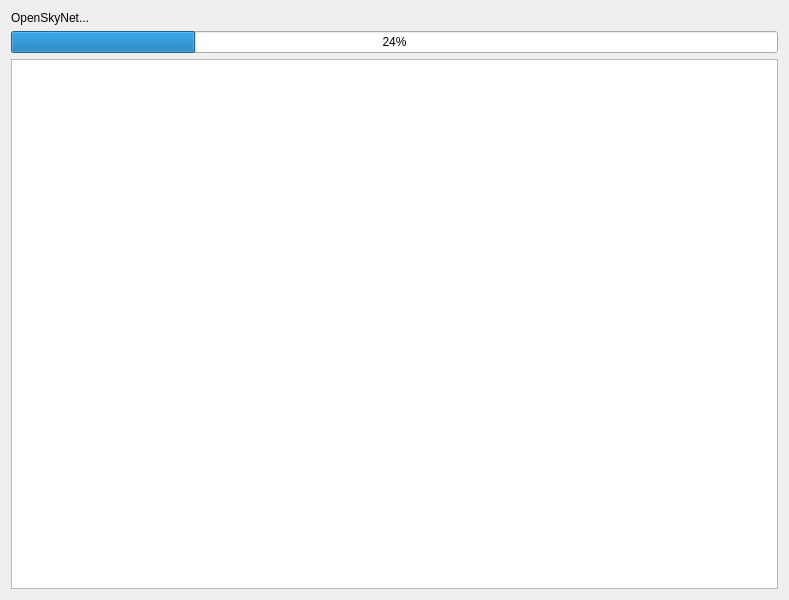
The window that gui/progresswindow.ui (DigitalGlobe/GGD-OpenSpaceNet) describes before a commit, drawn with Qt 5.
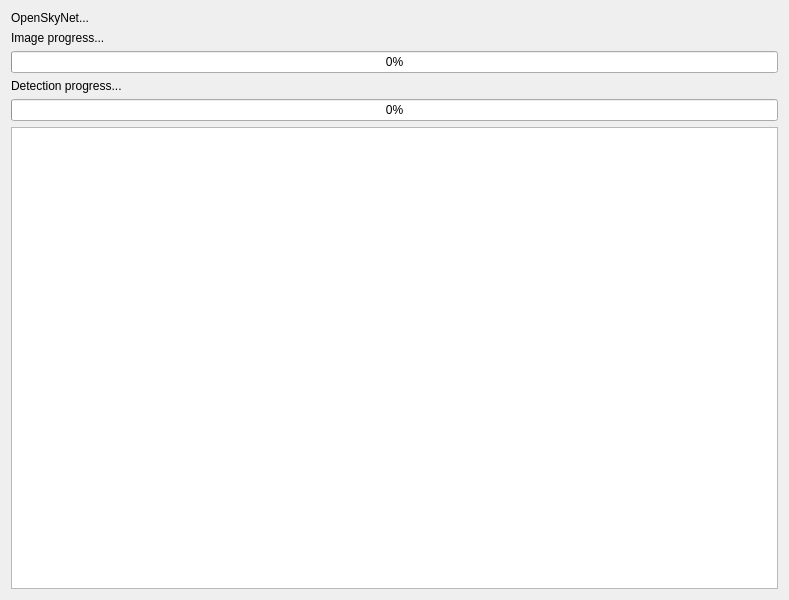
The same window after the commit.

Commit message: Added detect progress bar and progress bar labels

What changed in the file:
```diff
--- a/gui/progresswindow.ui
+++ b/gui/progresswindow.ui
@@ -14,10 +14,10 @@
    <string>Progress</string>
   </property>
   <layout class="QGridLayout" name="gridLayout_2">
-   <item row="1" column="0">
+   <item row="2" column="0">
     <widget class="QProgressBar" name="progressBar">
      <property name="value">
-      <number>24</number>
+      <number>0</number>
      </property>
     </widget>
    </item>
@@ -28,9 +28,30 @@
      </property>
     </widget>
    </item>
-   <item row="2" column="0">
+   <item row="5" column="0">
     <widget class="QTextBrowser" name="progressDisplay"/>
    </item>
+   <item row="3" column="0">
+    <widget class="QLabel" name="label">
+     <property name="text">
+      <string>Detection progress...</string>
+     </property>
+    </widget>
+   </item>
+   <item row="4" column="0">
+    <widget class="QProgressBar" name="progressBar_2">
+     <property name="value">
+      <number>0</number>
+     </property>
+    </widget>
+   </item>
+   <item row="1" column="0">
+    <widget class="QLabel" name="label_2">
+     <property name="text">
+      <string>Image progress...</string>
+     </property>
+    </widget>
+   </item>
   </layout>
  </widget>
  <resources/>
```
